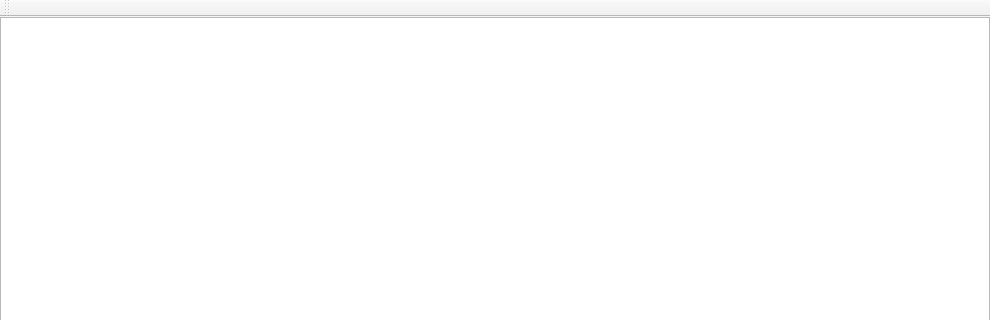
Above: MainWindow.ui from mipt-proglang-2015/proglangs_bochkarev before the change; both pictures show x 0 to 990 and y 0 to 320 of the 990 by 689 pixel window. Below: the same form after it.
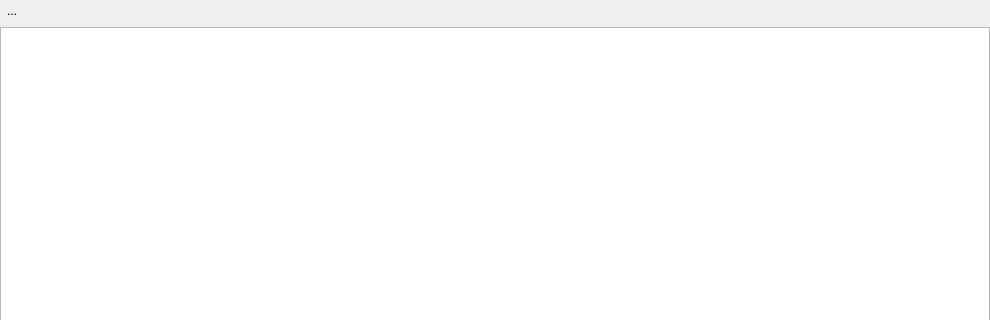
That is the form after the change. Icons and pictures are not drawn.

Commit message: python button added

What changed in the file:
```diff
--- a/MainWindow.ui
+++ b/MainWindow.ui
@@ -62,6 +62,32 @@
       <property name="sizeConstraint">
        <enum>QLayout::SetDefaultConstraint</enum>
       </property>
+      <item>
+       <widget class="QToolButton" name="toolButton">
+        <property name="sizePolicy">
+         <sizepolicy hsizetype="Fixed" vsizetype="Fixed">
+          <horstretch>0</horstretch>
+          <verstretch>0</verstretch>
+         </sizepolicy>
+        </property>
+        <property name="toolTip">
+         <string extracomment="Associate with python script"/>
+        </property>
+        <property name="text">
+         <string>...</string>
+        </property>
+        <property name="icon">
+         <iconset resource="Resources.qrc">
+          <normaloff>:/images/python-icon.png</normaloff>:/images/python-icon.png</iconset>
+        </property>
+        <property name="popupMode">
+         <enum>QToolButton::InstantPopup</enum>
+        </property>
+        <property name="autoRaise">
+         <bool>true</bool>
+        </property>
+       </widget>
+      </item>
       <item>
        <widget class="QTableView" name="tableView"/>
       </item>
@@ -69,17 +95,6 @@
     </item>
    </layout>
   </widget>
-  <widget class="QToolBar" name="toolBar">
-   <property name="windowTitle">
-    <string>toolBar</string>
-   </property>
-   <attribute name="toolBarArea">
-    <enum>TopToolBarArea</enum>
-   </attribute>
-   <attribute name="toolBarBreak">
-    <bool>false</bool>
-   </attribute>
-  </widget>
   <widget class="QStatusBar" name="statusBar"/>
  </widget>
  <layoutdefault spacing="6" margin="11"/>
```
Left out of the diff: 4 changed lines with no effect on the pictures. The commit also changes 8 other files.
